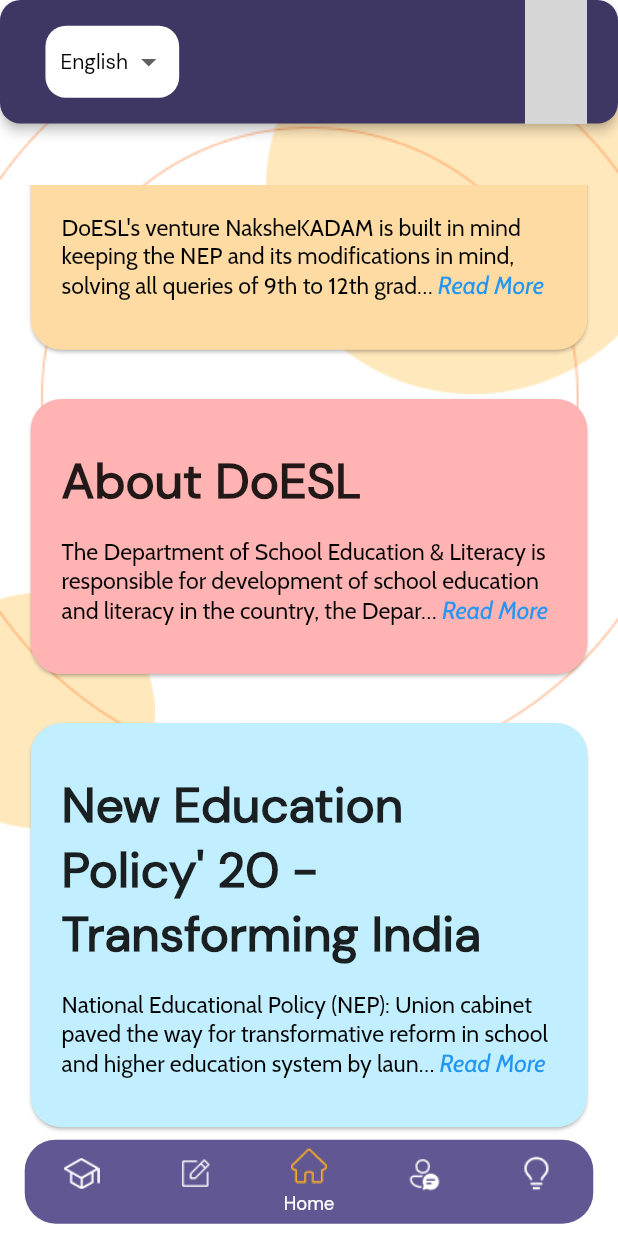
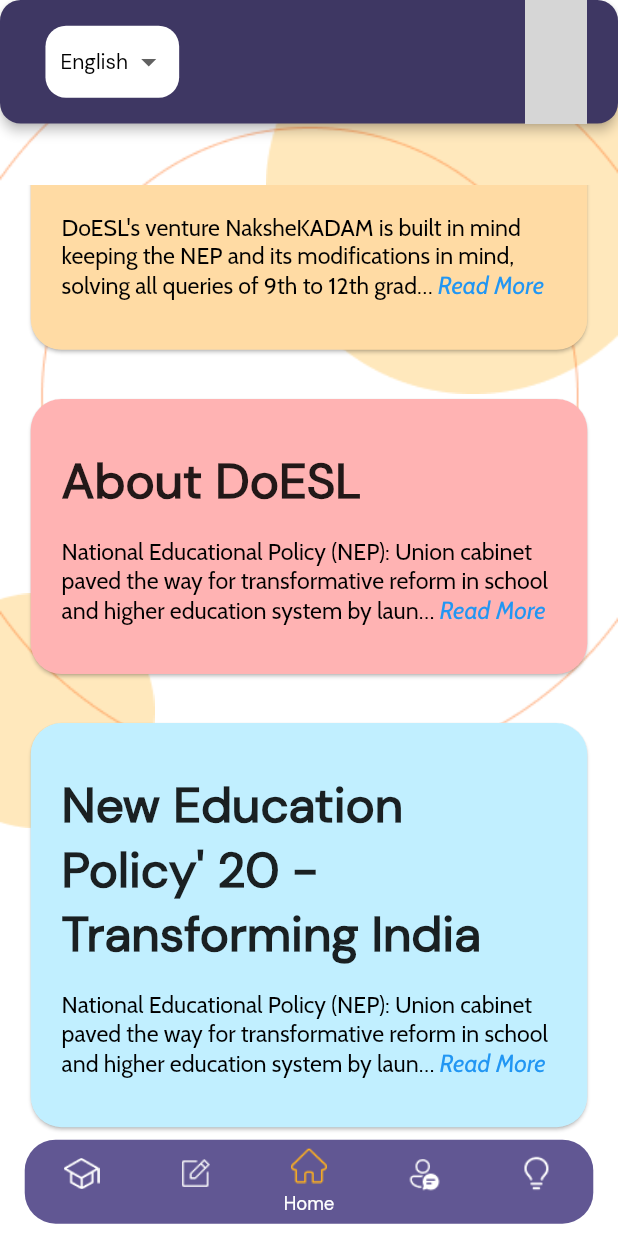
Before and after one commit to Rushour0/Nakshekadam-SIH, a Flutter app: the screen it shows after launch, scrolled down 461 dp, on a phone screen of 412 x 824 dp. Run offline on Flutter 3.47's test engine with Material 2 defaults, Android fonts, the phone set to English and light mode, and no system bars; drawn by our look-alikes of custom_navigation_bar, readmore; our stand-ins replace carousel_slider, cloud_firestore, dropdown_button2, firebase_auth, firebase_core, firebase_database and 7 more; accounts and stored records are empty; network calls fail; project files that could hold a hidden picture were left out; grey boxes are pictures that could not be loaded.

Commit message:
string data added

```diff
--- a/lib/screens/main/tabs/home_page/components/card_text.dart
+++ /dev/null
@@ -1,14 +0,0 @@
-const String OUR_VISIOV =
-    "DoESL's venture NaksheKADAM is built in mind keeping the NEP and its modifications in mind, solving all queries of 9th to 12th graders in the most coundcive manner. It provides students with relevant information regarding what subjects will lead to what career paths, what are the Higher Educational Institutions for study for pursuing such studies, what are the entrance exams required, what aptitude tests are available, etc, how to access them, making it a one-stop solution for everything. NaksheKADAM is also a safespace for students to discuss their fears and for parents to raise queries. Our verified counsellors, industry experts, AI-based tests, chatbots and comprehsive technology driven solutions are here to help all children and parents with their issues.";
-
-const String ABOUT_DOESL =
-    "The Department of School Education & Literacy is responsible for development of school education and literacy in the country, the Department of Higher Education takes care of what is one of the largest Higher Education systems of the world, just after the United States and China.\n\nThe Dept of SE & L has its eyes set on the “universalisation of education” and making better citizens out of our young brigade. For this, various new schemes and initiatives are taken up regularly and recently, those schemes and initiatives have also started paying dividends in the form of growing enrolment in schools.";
-
-const String NEW_EDUCATION_POLICY_20__TRANSFORMING_INDIA =
-    "National Educational Policy (NEP): Union cabinet paved the way for transformative reform in school and higher education system by launching the New National Education Policy (NEP) on 29th July 2020.  The policy aims to highlight new avenues for students in different subjects by increasing the choices students have in choosing their subject combinations and eventual careers. No student would be forced for any Language. Higher education will receive flexibility in subjects. There will be multiple entries and exit points with appropriate certification for higher education.";
-
-const Map<String,String> infoMap = {
-  "Our Vision": OUR_VISIOV,
-  "About DoESL": ABOUT_DOESL,
-  "New Education Policy' 20 - Transforming India": NEW_EDUCATION_POLICY_20__TRANSFORMING_INDIA,
-};
--- a/lib/screens/main/tabs/home_page/components/info_card.dart
+++ b/lib/screens/main/tabs/home_page/components/info_card.dart
@@ -1,6 +1,6 @@
 import 'package:flutter/material.dart';
 import 'package:nakshekadam/globals.dart';
-import 'package:nakshekadam/screens/main/tabs/home_page/components/card_text.dart';
+import 'package:nakshekadam/strings.dart';
 import 'package:readmore/readmore.dart';
 
 Card infoCard(
@@ -29,7 +29,7 @@
             Padding(
               padding: EdgeInsets.only(top: screenHeight * 0.02),
               child: ReadMoreText(
-                infoMap[cardName]!,
+                stringData[cardName]!,
                 textAlign: TextAlign.left,
                 trimLines: 3,
                 colorClickableText: Colors.blue,
--- a/lib/strings.dart
+++ b/lib/strings.dart
@@ -1,4 +1,10 @@
 const Map<String, String> stringData = {
   'career_options':
       'We have designed our content to cater to all kids undergoing secondary education who are struggling to understand what combinations of subjects is the best fit for them. With the NEP in place making all bounds and restrictions in making stream based choices gone, we have categorized all the plethora of options into SEVEN SIMPLE CHOICES. Go on and explore details of each!',
+  "Our Vision":
+      "DoESL's venture NaksheKADAM is built in mind keeping the NEP and its modifications in mind, solving all queries of 9th to 12th graders in the most coundcive manner. It provides students with relevant information regarding what subjects will lead to what career paths, what are the Higher Educational Institutions for study for pursuing such studies, what are the entrance exams required, what aptitude tests are available, etc, how to access them, making it a one-stop solution for everything. NaksheKADAM is also a safespace for students to discuss their fears and for parents to raise queries. Our verified counsellors, industry experts, AI-based tests, chatbots and comprehsive technology driven solutions are here to help all children and parents with their issues.",
+  "About DoESL":
+      "National Educational Policy (NEP): Union cabinet paved the way for transformative reform in school and higher education system by launching the New National Education Policy (NEP) on 29th July 2020.  The policy aims to highlight new avenues for students in different subjects by increasing the choices students have in choosing their subject combinations and eventual careers. No student would be forced for any Language. Higher education will receive flexibility in subjects. There will be multiple entries and exit points with appropriate certification for higher education.",
+  "New Education Policy' 20 - Transforming India":
+      "National Educational Policy (NEP): Union cabinet paved the way for transformative reform in school and higher education system by launching the New National Education Policy (NEP) on 29th July 2020.  The policy aims to highlight new avenues for students in different subjects by increasing the choices students have in choosing their subject combinations and eventual careers. No student would be forced for any Language. Higher education will receive flexibility in subjects. There will be multiple entries and exit points with appropriate certification for higher education.",
 };
```
